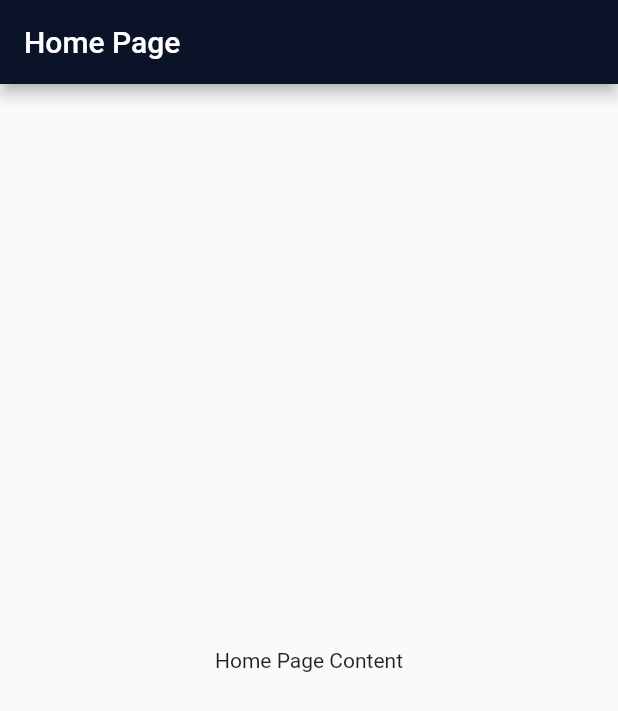
After one commit to BRAVO68WEB/flutter-splash-screen, a Flutter app: the screen it shows after launch, on a phone screen of 412 x 824 dp. The commit adds this screen. Shown: the top 711 px of the screen. Run offline on Flutter 3.47's test engine with Material 2 defaults, Android fonts, the phone set to English and light mode, and no system bars; statements that could not run were skipped.

Commit message:
Feat: Create router management and change project structure

```diff
--- /dev/null
+++ b/lib/ui/router/route_generator.dart
@@ -0,0 +1,20 @@
+import 'package:flutter/material.dart';
+import 'package:splash_screen/ui/router/route_list.dart';
+import 'package:splash_screen/ui/screens/home/home_screen.dart';
+import 'package:splash_screen/ui/screens/splash/splash_screen.dart';
+
+class RouteGenerator {
+
+  static Route<dynamic>? generate(RouteSettings settings) {
+    /// Check routing name and navigate
+    /// to the correct screen
+    switch(settings.name) {
+      case routeHomeScreen:
+        return MaterialPageRoute(builder: (context) => HomeScreen());
+      case routeSplashScreen:
+        return MaterialPageRoute(builder: (context) => SplashScreen());
+      default:
+        return null;
+    }
+  }
+}
--- /dev/null
+++ b/lib/ui/router/route_list.dart
@@ -0,0 +1,4 @@
+
+/// List of routing name
+const String routeSplashScreen = "/splashscreen";
+const String routeHomeScreen = "/home";
--- /dev/null
+++ b/lib/ui/screens/home/home_screen.dart
@@ -0,0 +1,18 @@
+import 'package:flutter/material.dart';
+
+class HomeScreen extends StatelessWidget {
+  @override
+  Widget build(BuildContext context) {
+    return Scaffold(
+      appBar: AppBar(
+        backgroundColor: Color(0xFF0B1328),
+        title: Text('Home Page'),
+      ),
+      body: Container(
+        child: Center(
+          child: Text('Home Page Content'),
+        ),
+      ),
+    );
+  }
+}
```
Also changed, not shown: lib/main.dart (+5 -60 lines), lib/ui/screens/splash/splash_screen.dart (added, +47 -0 lines), pubspec.yaml (+2 -9 lines), pubspec.lock.
